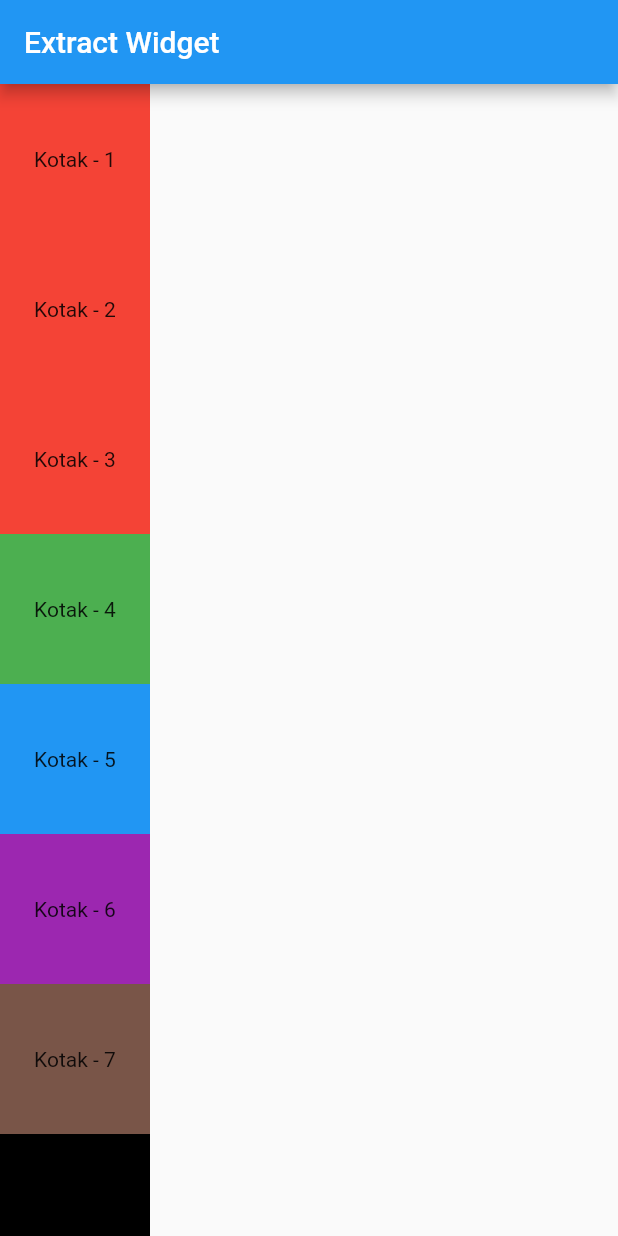
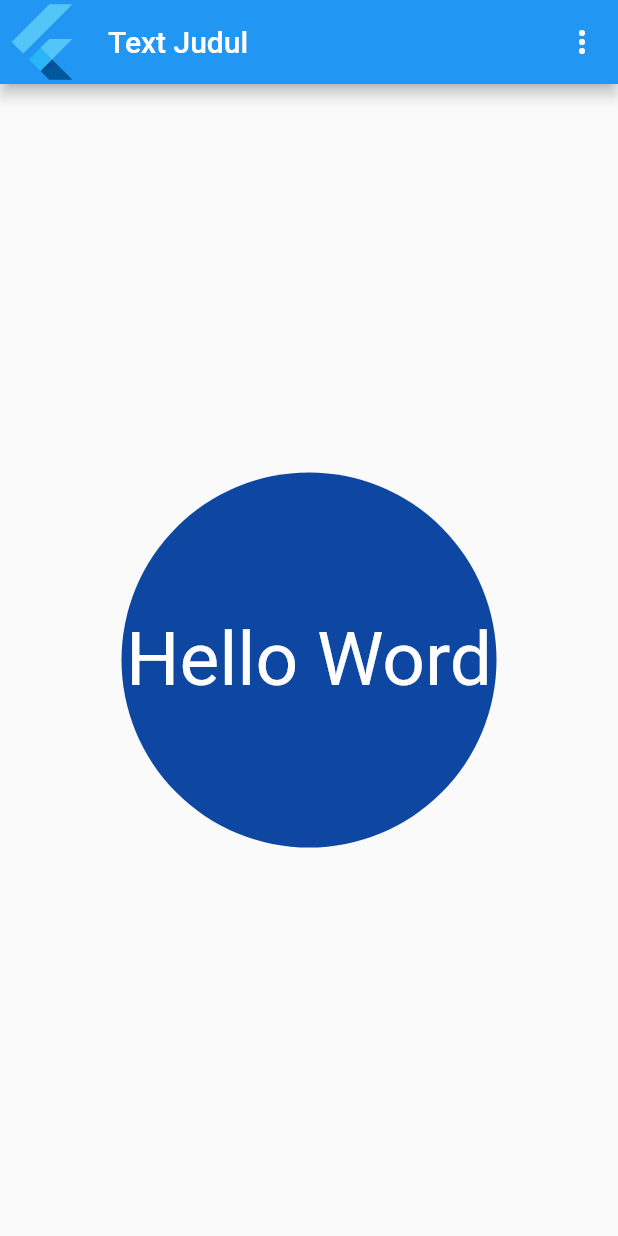
Before and after one commit to kakkooi63/flutter_project, a Flutter app: the screen it shows after launch, on a phone screen of 412 x 824 dp. Run offline on Flutter 3.47's test engine with Material 2 defaults, Android fonts, the phone set to English and light mode, and no system bars.

Commit message:
SOAL-SOAL

```diff
--- a/lib/main.dart
+++ b/lib/main.dart
@@ -1,5 +1,10 @@
 import 'package:flutter/material.dart';
-import './widgets/KotakWarna.dart';
+import './widgets/Soal_1.dart';
+import './widgets/Soal_2.dart';
+import './widgets/Soal_3.dart';
+import './widgets/Soal_4.dart';
+import './widgets/Soal_5.dart';
+import './widgets/Soal_6.dart';
 
 void main() {
   runApp(const MyApp());
@@ -11,30 +16,8 @@ class MyApp extends StatelessWidget {
   @override
   Widget build(BuildContext context) {
     return MaterialApp(
-        home: Scaffold(
-      appBar: AppBar(
-        title: Text("Extract Widget"),
-      ),
-      body: SingleChildScrollView(
-        scrollDirection: Axis.vertical,
-        child: Column(
-          children: [
-            KotakWarna(text: "Kotak - 1", warna: Colors.red),
-            KotakWarna(text: "Kotak - 2", warna: Colors.red),
-            KotakWarna(text: "Kotak - 3", warna: Colors.red),
-            KotakWarna(text: "Kotak - 4", warna: Colors.green),
-            KotakWarna(text: "Kotak - 5", warna: Colors.blue),
-            KotakWarna(text: "Kotak - 6", warna: Colors.purple),
-            KotakWarna(text: "Kotak - 7", warna: Colors.brown),
-            KotakWarna(text: "Kotak - 8", warna: Colors.black),
-            KotakWarna(text: "Kotak - 9", warna: Colors.white),
-            KotakWarna(text: "Kotak - 10", warna: Colors.red),
-            KotakWarna(text: "Kotak - 11", warna: Colors.green),
-            KotakWarna(text: "Kotak - 12", warna: Colors.blue),
-            KotakWarna(text: "Kotak - 13", warna: Colors.purple),
-          ],
-        ),
-      ),
-    ));
+      debugShowCheckedModeBanner: false,
+      home: Soal_6(),
+    );
   }
 }
--- a/lib/widgets/KotakWarna.dart
+++ /dev/null
@@ -1,25 +0,0 @@
-import 'package:flutter/material.dart';
-
-import 'package:flutter/material.dart';
-
-class KotakWarna extends StatelessWidget {
-  const KotakWarna({
-    Key? key,
-    required this.text,
-    required this.warna,
-  }) : super(key: key);
-
-  final String text;
-  final Color warna;
-
-  @override
-  Widget build(BuildContext context) {
-    return Container(
-        width: 100,
-        height: 100,
-        color: warna,
-        child: Center(
-          child: Text(text),
-        ));
-  }
-}
--- /dev/null
+++ b/lib/widgets/Soal_1.dart
@@ -0,0 +1,32 @@
+import 'package:flutter/material.dart';
+
+class Soal_1 extends StatelessWidget {
+  const Soal_1({
+    Key? key,
+  }) : super(key: key);
+
+  @override
+  Widget build(BuildContext context) {
+    return Scaffold(
+      appBar: AppBar(
+          leading: FlutterLogo(),
+          title: Text(
+            "Text Judul",
+          ),
+          actions: [
+            IconButton(
+              onPressed: () {
+                print("tertekan");
+              },
+              icon: Icon(Icons.more_vert),
+            )
+          ]),
+      body: Center(
+        child: Text(
+          "hello word",
+          style: TextStyle(fontSize: 50),
+        ),
+      ),
+    );
+  }
+}
--- /dev/null
+++ b/lib/widgets/Soal_6.dart
@@ -0,0 +1,48 @@
+import 'dart:math';
+
+import 'package:flutter/material.dart';
+
+class Soal_6 extends StatelessWidget {
+  const Soal_6({
+    Key? key,
+  }) : super(key: key);
+
+  @override
+  Widget build(BuildContext context) {
+    return Scaffold(
+      appBar: AppBar(
+          leading: FlutterLogo(),
+          title: Text(
+            "Text Judul",
+          ),
+          actions: [
+            IconButton(
+              onPressed: () {
+                print("tertekan");
+              },
+              icon: Icon(Icons.more_vert),
+            )
+          ]),
+      body: Center(
+        //bisa dibungkus juga dengan widget clipOval
+        child: Container(
+          width: 250,
+          height: 250,
+          decoration: BoxDecoration(
+            borderRadius: BorderRadius.circular(250),
+            color: Colors.blue[900],
+          ),
+          child: Center(
+            child: Text(
+              "Hello Word",
+              style: TextStyle(
+                color: Colors.white,
+                fontSize: 50,
+              ),
+            ),
+          ),
+        ),
+      ),
+    );
+  }
+}
```
Also changed, not shown: lib/widgets/Soal_2.dart (added, +37 -0 lines), lib/widgets/Soal_3.dart (added, +31 -0 lines), lib/widgets/Soal_4.dart (added, +35 -0 lines), lib/widgets/Soal_5.dart (added, +44 -0 lines), 1 other file.
